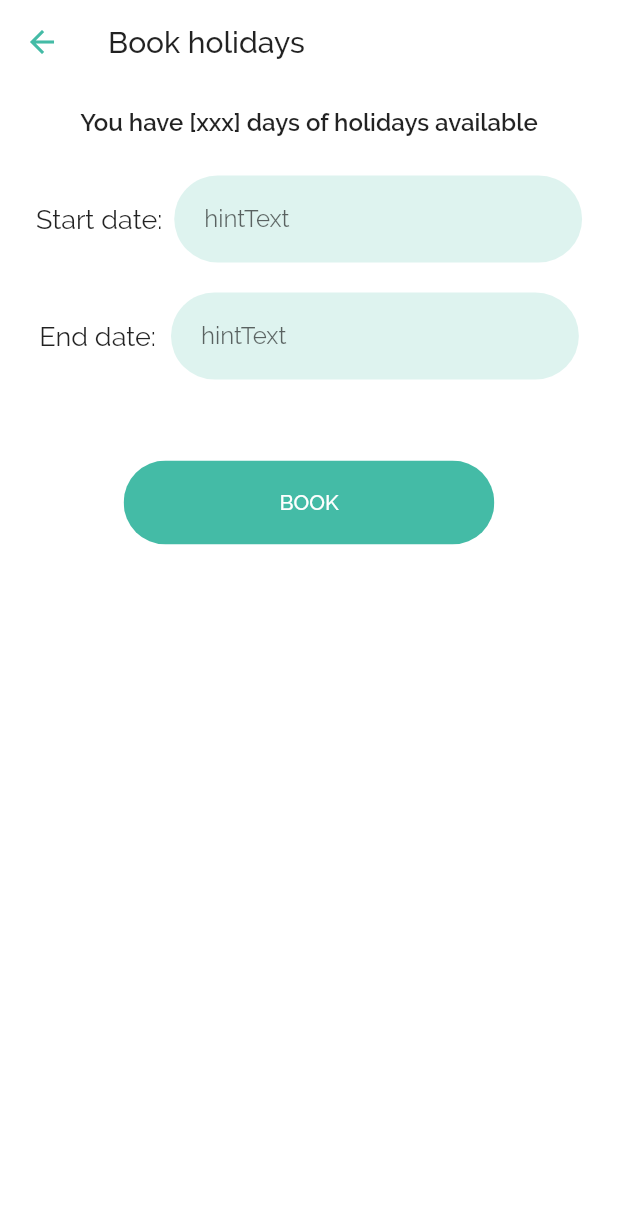
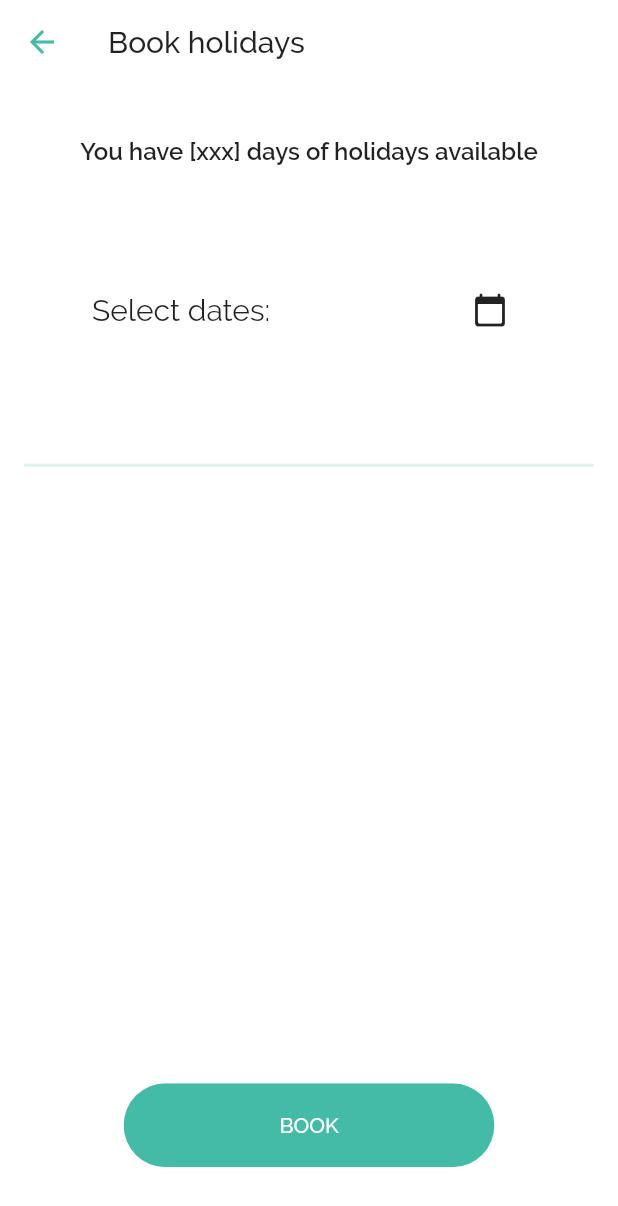
Before and after one commit to fpenim/flutter_hat, a Flutter app: the EditHolidayScreen screen opened directly, on a phone screen of 412 x 824 dp. Shown: the top 1206 px of the screen. Run offline on Flutter 3.47's test engine with Material 2 defaults, Android fonts, the phone set to English and light mode, and no system bars.

Commit message:
Add EditHoliday Screen. Various improvements...

```diff
--- a/lib/Screens/EditHoliday/components/body.dart
+++ b/lib/Screens/EditHoliday/components/body.dart
@@ -1,6 +1,8 @@
 import 'package:flutter/material.dart';
 import 'package:flutter_hat/components/rounded_button.dart';
-import 'package:flutter_hat/components/text_field_container.dart';
+import 'package:flutter_hat/constants.dart';
+
+import 'holiday_summary.dart';
 
 class Body extends StatefulWidget {
   Body({Key? key}) : super(key: key);
@@ -10,75 +12,82 @@ class Body extends StatefulWidget {
 }
 
 class _BodyState extends State<Body> {
-  final _formKey = GlobalKey<FormState>();
+  DateTimeRange? selectedRange;
 
   @override
   Widget build(BuildContext context) {
     return Container(
-      child: Padding(
-        padding: const EdgeInsets.all(16.0),
-        child: SingleChildScrollView(
       child: Column(
+        mainAxisAlignment: MainAxisAlignment.spaceAround,
         children: [
-              Row(
+          Flexible(
+            flex: 1,
+            child: Row(
               mainAxisAlignment: MainAxisAlignment.center,
               children: [
-                  Padding(
-                    padding: const EdgeInsets.only(bottom: 16.0),
-                    child: Text(
+                Text(
                   'You have [xxx] days of holidays available',
                   style: Theme.of(context)
                       .textTheme
                       .subtitle1
                       ?.copyWith(fontWeight: FontWeight.w600),
                 ),
-                  ),
               ],
             ),
-              Row(
-                mainAxisAlignment: MainAxisAlignment.spaceEvenly,
+          ),
+          Flexible(
+            flex: 1,
+            child: Row(
+              mainAxisAlignment: MainAxisAlignment.spaceAround,
               children: [
                 Text(
-                    'Start date:',
-                    style: Theme.of(context).textTheme.bodyText1,
+                  'Select dates:',
+                  style: Theme.of(context)
+                      .textTheme
+                      .headline6
+                      ?.copyWith(fontWeight: FontWeight.w400),
                 ),
-                  TextFieldContainer(
-                    child: TextFormField(
-                      decoration: InputDecoration(
-                        hintText: 'hintText',
-                        border: InputBorder.none,
+                Theme(
+                  data: Theme.of(context).copyWith(
+                      colorScheme: Theme.of(context).colorScheme.copyWith(
+                            brightness: Brightness.dark,
+                            onSurface: kTextColor,
+                          )),
+                  child: Builder(
+                    builder: (context) => IconButton(
+                      onPressed: () => _selectDateRange(context),
+                      icon: Icon(Icons.calendar_today_rounded),
                     ),
                   ),
-                    widthRatio: 0.66,
                 ),
+                //DateRangeFormField(),
               ],
             ),
-              Row(
-                mainAxisAlignment: MainAxisAlignment.spaceEvenly,
-                children: [
-                  Text(
-                    'End date:',
-                    style: Theme.of(context).textTheme.bodyText1,
           ),
-                  TextFieldContainer(
-                    child: TextFormField(
-                      decoration: InputDecoration(
-                        hintText: 'hintText',
-                        border: InputBorder.none,
+          Divider(
+            thickness: 2.0,
+            indent: 16.0,
+            endIndent: 16.0,
+            color: Theme.of(context).primaryColorLight,
           ),
+          Flexible(
+            flex: 2,
+            child: selectedRange != null
+                ? HolidaySummary(selectedRange: selectedRange)
+                : Container(),
           ),
-                    widthRatio: 0.66,
-                  ),
-                ],
-              ),
-              Padding(
-                padding: const EdgeInsets.only(top: 34.0),
+          Flexible(
+            flex: 2,
             child: Row(
               mainAxisAlignment: MainAxisAlignment.center,
               children: [
                 RoundedButton(
                   text: 'BOOK',
-                      press: () {},
+                  press: () {
+                    ScaffoldMessenger.of(context).showSnackBar(
+                      const SnackBar(content: Text('Valid!')),
+                    );
+                  },
                   widthRatio: 0.6,
                 )
               ],
@@ -86,8 +95,22 @@ class _BodyState extends State<Body> {
           )
         ],
       ),
-        ),
-      ),
     );
   }
+
+  _selectDateRange(BuildContext context) async {
+    await showDateRangePicker(
+      context: context,
+      firstDate: DateTime(DateTime.now().year - 1),
+      lastDate: DateTime(DateTime.now().year + 1),
+      initialEntryMode: DatePickerEntryMode.calendarOnly,
+      initialDateRange: selectedRange,
+    ).then((value) {
+      if (value != null) {
+        setState(() {
+          selectedRange = value;
+        });
       }
+    });
+  }
+}
--- a/lib/Screens/EditHoliday/edit_holiday_screen.dart
+++ b/lib/Screens/EditHoliday/edit_holiday_screen.dart
@@ -11,7 +11,6 @@ class EditHolidayScreen extends StatelessWidget {
 
   @override
   Widget build(BuildContext context) {
-    Size size = MediaQuery.of(context).size;
     return Scaffold(
       appBar: AppBar(
         backgroundColor: Colors.white,
--- a/lib/Screens/Home/components/book_holidays_row.dart
+++ b/lib/Screens/Home/components/book_holidays_row.dart
@@ -1,7 +1,7 @@
 import 'package:flutter/material.dart';
 import 'package:flutter_hat/Screens/EditHoliday/edit_holiday_screen.dart';
 import 'package:flutter_hat/components/rounded_button.dart';
-import 'package:intl/intl.dart';
+import 'package:flutter_hat/utils/time.dart';
 
 class BookHolidaysRow extends StatelessWidget {
   const BookHolidaysRow({
@@ -20,7 +20,7 @@ class BookHolidaysRow extends StatelessWidget {
               style: Theme.of(context).textTheme.headline6,
             ),
             Text(
-              formatDate(DateTime.now()),
+              DateTime.now().formatAsShortDate(),
               style: Theme.of(context).textTheme.bodyText2,
             ),
           ],
@@ -47,5 +47,3 @@ class BookHolidaysRow extends StatelessWidget {
     );
   }
 }
-
-String formatDate(DateTime date) => new DateFormat("MMM, dd/yyyy").format(date);
--- a/lib/constants.dart
+++ b/lib/constants.dart
@@ -1,5 +1,12 @@
 import 'package:flutter/material.dart';
 
-const kPrimaryColor = Color(0xFF44BBa6);
+const kPrimaryColor = Color(0xFF44BBA6);
+const kPrimaryColorLight = Color(0xFFDEF3EF);
+const kPrimaryColorDark = Color(0xFF205b51);
+
 const kSecondaryColor = Color(0xFFBB4459);
-const kPrimaryColorLight = Color(0xFFDEF3EF);
+const kSecondaryColorDark = Color(0xFF5a202b);
+
+const kErrorColor = Color(0xFFFFBF81);
+
+const kTextColor = Color(0xFF0E131F);
```
Also changed, not shown: lib/Screens/EditHoliday/components/holiday_summary.dart (added, +32 -0 lines), lib/components/date_range_form_field.dart (added, +73 -0 lines), lib/main.dart (+16 -0 lines), lib/utils/time.dart (added, +7 -0 lines). Lines whose indentation alone changed are shown as unchanged.
